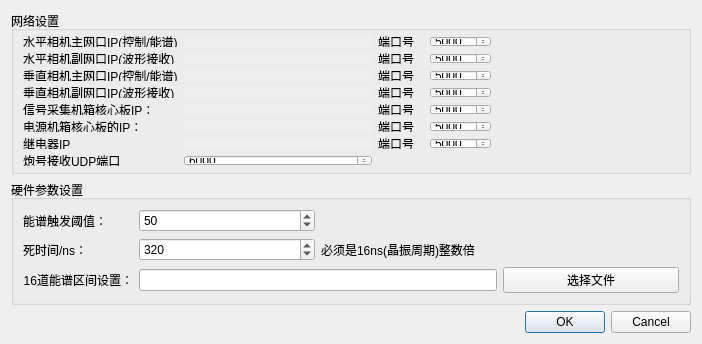
The window that detectorsetting.ui (MrXiaomao/HardXrayCamera) describes before a commit, drawn with Qt 5.
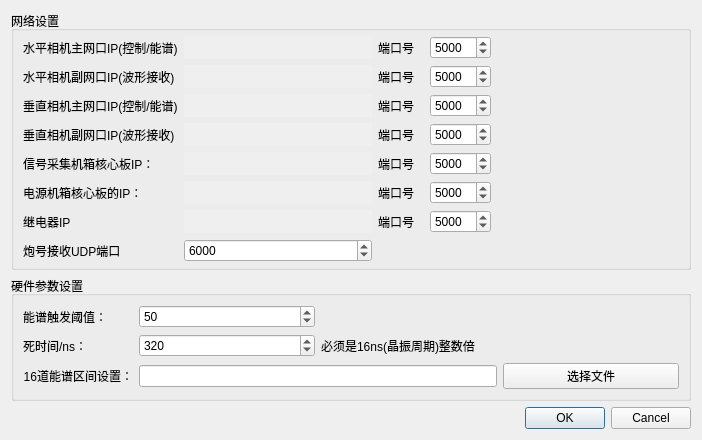
The same window after the commit. Custom widgets are drawn as their Qt base class.

```diff
--- a/detectorsetting.ui
+++ b/detectorsetting.ui
@@ -23,17 +23,11 @@
    <item>
     <widget class="QGroupBox" name="groupBox">
      <property name="sizePolicy">
-      <sizepolicy hsizetype="Preferred" vsizetype="Fixed">
+      <sizepolicy hsizetype="Preferred" vsizetype="Preferred">
        <horstretch>0</horstretch>
        <verstretch>0</verstretch>
       </sizepolicy>
      </property>
-     <property name="minimumSize">
-      <size>
-       <width>0</width>
-       <height>140</height>
-      </size>
-     </property>
      <property name="title">
       <string>网络设置</string>
      </property>
```
